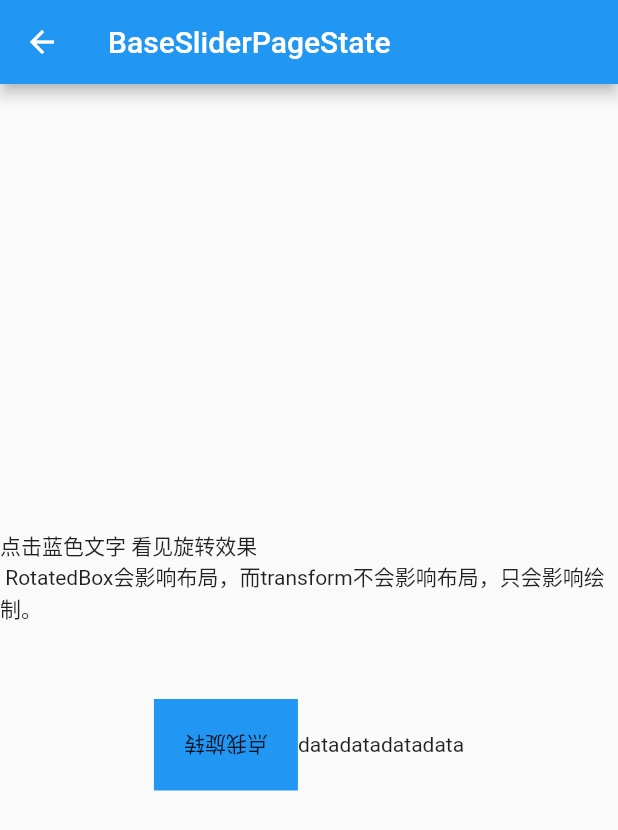
After one commit to ifgyong/flutter-example, a Flutter app: the BaseRotationBoxPage screen opened by its route, after a tap on "点我旋转", on a phone screen of 412 x 824 dp. The commit adds this screen. Shown: the top 830 px of the screen. Run offline on Flutter 3.47's test engine with Material 2 defaults, Android fonts, the phone set to English and light mode, and no system bars; our stand-ins replace animated_text_kit, bloc, connectivity, dio, equatable, flutter_bloc and 12 more; missing offline and left inert: dart:ffi, dart:html, flutter_easyhub, flutter_simple_record_and_player, qr_code_scanner; accounts and stored records are empty.

Commit message:
feat:slider demo

```diff
--- /dev/null
+++ b/lib/baseWidget/base_rotation.dart
@@ -0,0 +1,63 @@
+import 'package:flutter/cupertino.dart';
+import 'package:flutter/material.dart';
+
+class BaseRotationBoxPage extends StatefulWidget {
+  @override
+  State<StatefulWidget> createState() {
+    return _BaseSliderPageState();
+  }
+
+  static String get routeName => '/BaseRotationBoxPage';
+}
+
+class _BaseSliderPageState extends State<BaseRotationBoxPage> {
+  @override
+  void initState() {
+    super.initState();
+  }
+
+  int value = 1;
+
+  @override
+  Widget build(BuildContext context) {
+    return Scaffold(
+      appBar: AppBar(
+        title: Text('BaseSliderPageState'),
+      ),
+      body: Center(
+        child: Column(
+          mainAxisAlignment: MainAxisAlignment.center,
+          children: [
+            Text('点击蓝色文字 看见旋转效果 \n RotatedBox会影响布局，而transform不会影响布局，只会影响绘制。'),
+            SizedBox(
+              height: 50,
+            ),
+            Row(
+              mainAxisAlignment: MainAxisAlignment.center,
+              children: [
+                GestureDetector(
+                  child: RotatedBox(
+                    quarterTurns: value,
+                    child: Container(
+                      padding: EdgeInsets.all(20),
+                      child: Text('点我旋转'),
+                      color: Colors.blue,
+                    ),
+                  ),
+                  onTap: () {
+                    setState(() {
+                      value += 1;
+                      value %= 4;
+                      print(value);
+                    });
+                  },
+                ),
+                Text('datadatadatadata'),
+              ],
+            )
+          ],
+        ),
+      ),
+    );
+  }
+}
--- a/lib/main.dart
+++ b/lib/main.dart
@@ -1,6 +1,7 @@
 import 'package:flutter/cupertino.dart';
 import 'package:flutter/material.dart';
 import 'package:fluttertest01/baseWidget/animation_text_kit.dart';
+import 'package:fluttertest01/baseWidget/base_rotation.dart';
 import 'package:fluttertest01/baseWidget/base_slider.dart';
 import 'package:fluttertest01/page_view/page_view.dart';
 import 'package:fluttertest01/tips/base_%20visibility_detector.dart';
@@ -138,6 +139,7 @@ class MyApp extends StatelessWidget {
         BaseSliderPage.routeName: (_) => BaseSliderPage(),
         BaseVisibilityDetector.routeName: (_) => BaseVisibilityDetector(),
         BaseSliderRangPage.routeName: (_) => BaseSliderRangPage(),
+        BaseRotationBoxPage.routeName: (_) => BaseRotationBoxPage(),
       },
     );
   }
@@ -219,6 +221,7 @@ class MyHomeState extends State<MyHome> {
             _child('颜色和主题', '/colortheme'),
             _child('异步更新', '/futurestream'),
             _child('选择组件', BaseSliderRangPage.routeName),
+            _child('旋转box', BaseRotationBoxPage.routeName),
           ]),
           _title('时间处理和通知', subTile: '原始指针和时间、手势、全局总线、通知', list: [
             _child('原始指针处理', '/touchhandle'),
```
